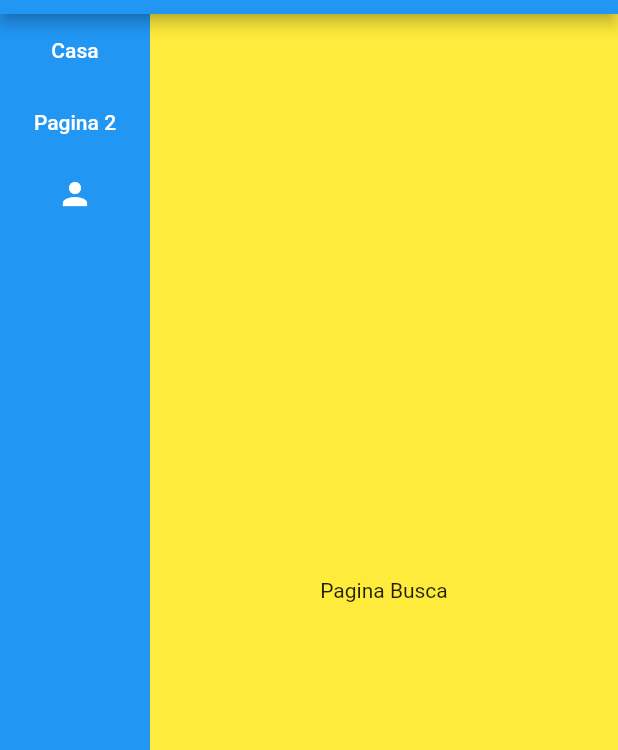
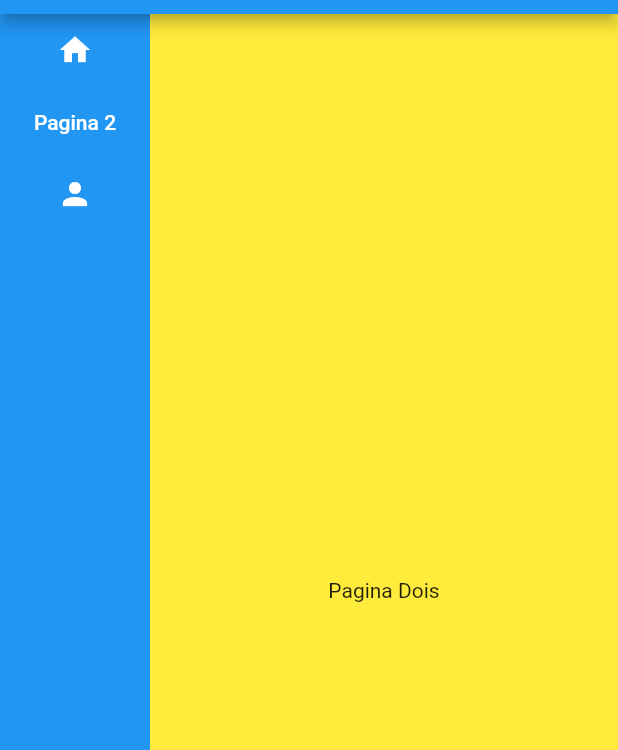
Before and after one commit to Nkaia/navegacao_projeto, a Flutter app: the screen it shows after launch, swiped to page 2, on a phone screen of 412 x 824 dp, the part 70-820 px from its top. Run offline on Flutter 3.47's test engine with Material 2 defaults, Android fonts, the phone set to English and light mode, and no system bars.

Commit message:
ajuste de nomes

```diff
--- a/lib/app_rotas/navegacao.dart
+++ b/lib/app_rotas/navegacao.dart
@@ -37,9 +37,9 @@
                   onPressed: () {
                     controller.jumpToPage(0);
                   },
-                  child: Text(
-                    "Casa",
-                    style: TextStyle(color: Colors.white),
+                  child: Icon(
+                    Icons.home,
+                    color: Colors.white,
                   )),
               TextButton(
                   onPressed: () {
@@ -114,7 +114,7 @@
     return const Scaffold(
       backgroundColor: Colors.yellow,
       body: Center(
-        child: Text('Pagina Busca'),
+        child: Text('Pagina Dois'),
       ),
     );
   }
```
Also changed, not shown: lib/main.dart (+2 -93 lines).
